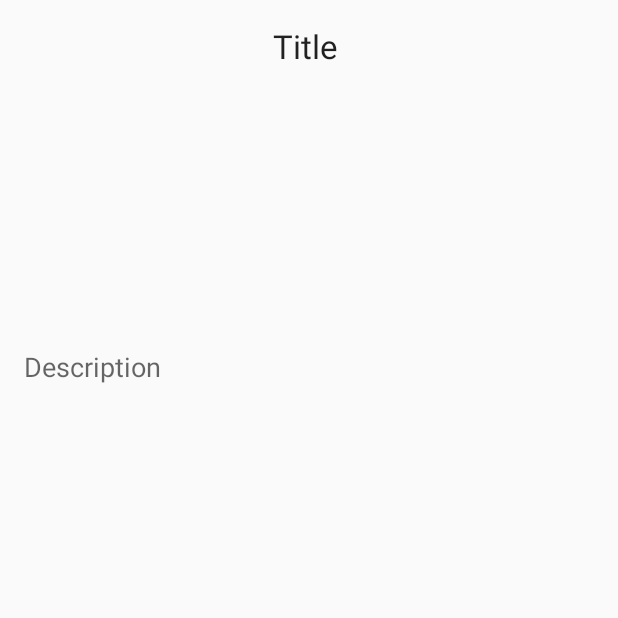
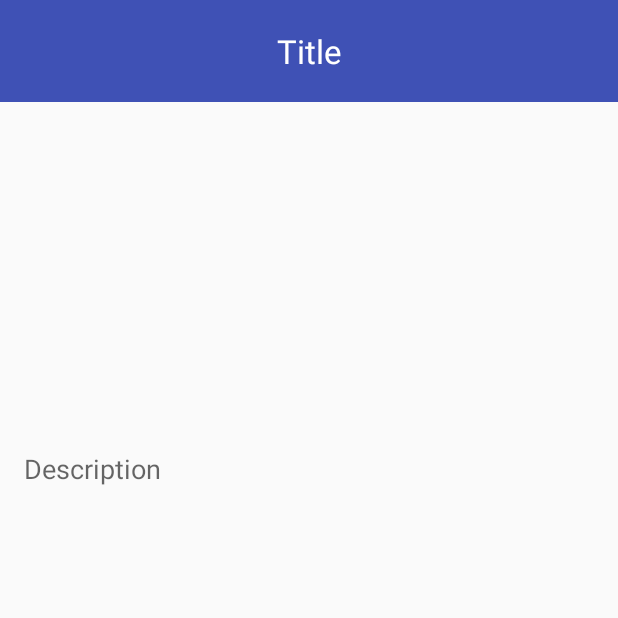
Before and after one commit to krishnathon2006/PopularMovies, an Android app: the MovieDetailPageActivity screen opened directly, with no data from a screen before it, on a phone screen of 412 x 824 dp, the top half of it. Run offline under Robolectric (Android 15) with nearby library versions, the phone set to English and light mode, and no system bars; our stand-ins replace Picasso; pictures from the network do not load.

Commit message:
Improved UI for DP fragment. Removed image caching status.

```diff
--- a/app/src/main/java/com/example/andrey/popularmovies/adapter/GridViewAdapter.java
+++ b/app/src/main/java/com/example/andrey/popularmovies/adapter/GridViewAdapter.java
@@ -10,6 +10,7 @@ import android.widget.ImageView;
 
 import com.example.andrey.popularmovies.R;
 import com.example.andrey.popularmovies.model.Movie;
+import com.example.andrey.popularmovies.util.Constants;
 import com.squareup.picasso.Picasso;
 
 import java.util.List;
@@ -32,12 +33,10 @@ public class GridViewAdapter extends ArrayAdapter<Movie> {
             LayoutInflater inflater = ((Activity) context).getLayoutInflater();
             convertView = inflater.inflate(layoutResourceId, parent, false);
         }
-        Picasso
-                .with(context).setIndicatorsEnabled(true);
 
         Picasso
                 .with(context)
-                .load("http://image.tmdb.org/t/p/original/" + movieList.get(position).getPosterPath())
+                .load(Constants.urlToMoviePoster + movieList.get(position).getPosterPath())
                 .placeholder(R.drawable.movie_placeholder).fit()
                 .into((ImageView) convertView.findViewById(R.id.image_item_view));
 
--- a/app/src/main/res/layout/fragment_movie_detail_page.xml
+++ b/app/src/main/res/layout/fragment_movie_detail_page.xml
@@ -2,43 +2,47 @@
     android:layout_width="fill_parent"
     android:layout_height="fill_parent">
 
+    <LinearLayout
+        android:layout_width="match_parent"
+        android:layout_height="wrap_content"
+        android:orientation="vertical"
+        >
+        <TextView
+            android:id="@+id/dp_movieTitle"
+            android:layout_width="match_parent"
+            android:layout_height="68dp"
+            android:layout_gravity="fill_horizontal"
+            android:gravity="center_vertical|center_horizontal"
+            android:text="Title"
+            android:background="@color/colorPrimary"
+            android:textAppearance="@android:style/TextAppearance.DeviceDefault.Large"
+            android:textColor="#ffffff" />
+
+
     <GridLayout
         android:layout_width="match_parent"
-        android:layout_height="match_parent"
+        android:layout_height="wrap_content"
         android:layout_margin="16dp">
-
         <ImageView
             android:id="@+id/dp_movieImage"
             android:layout_width="150dp"
             android:layout_height="200dp"
             android:layout_column="0"
             android:layout_marginRight="16dp"
-            android:layout_row="0"
+            android:layout_row="4"
             android:layout_rowSpan="5" />
-
-        <TextView
-            android:id="@+id/dp_movieTitle"
-            android:layout_width="0dp"
-            android:layout_height="wrap_content"
-            android:layout_column="1"
-            android:layout_gravity="fill_horizontal"
-            android:layout_row="0"
-            android:gravity="left"
-            android:text="Title"
-            android:textAppearance="?android:attr/textAppearanceLarge" />
 
         <TextView
             android:id="@+id/dp_releaseDate"
             android:layout_column="1"
-            android:layout_row="1" />
+            android:layout_row="4" />
 
         <TextView
             android:id="@+id/dp_movieRating"
             android:layout_width="wrap_content"
             android:layout_height="wrap_content"
             android:layout_column="1"
-            android:layout_row="2"
-            android:numStars="10" />
+            android:layout_row="5" />
 
         <TextView
             android:id="@+id/dp_movieDescription"
@@ -47,10 +51,10 @@
             android:layout_column="0"
             android:layout_columnSpan="2"
             android:layout_marginTop="16dp"
-            android:layout_row="6"
+            android:layout_row="10"
             android:text="Description"
             android:textAppearance="?android:attr/textAppearanceMedium" />
 
     </GridLayout>
-
+    </LinearLayout>
 </ScrollView>
```
